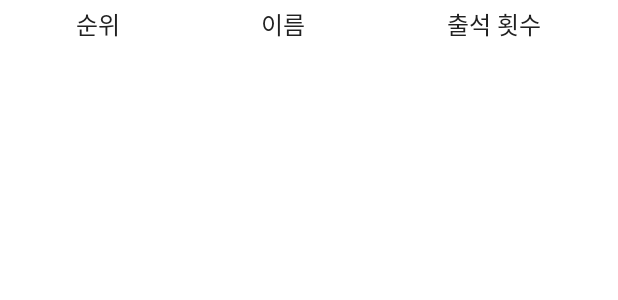
After one commit to imsong97/TNT_Attendance, an Android app: the layout include_attend_ranking_header.xml on its own in the app's theme, with its tools: preview values and no code run, on a phone screen of 412 x 824 dp. The commit adds this screen. Shown: the top 300 px of the screen. Run offline under Robolectric (Android 15) with nearby library versions, the phone set to English and light mode, and no system bars.

Commit message:
출석현황 recycler view

```diff
--- /dev/null
+++ b/app/src/main/res/layout/include_attend_ranking_header.xml
@@ -0,0 +1,41 @@
+<layout xmlns:android="http://schemas.android.com/apk/res/android"
+    xmlns:tools="http://schemas.android.com/tools">
+    <LinearLayout
+        android:layout_width="match_parent"
+        android:layout_height="wrap_content"
+        android:orientation="horizontal"
+        android:gravity="center"
+        android:padding="4dp">
+
+        <TextView
+            android:id="@+id/index"
+            android:layout_width="wrap_content"
+            android:layout_height="wrap_content"
+            android:layout_weight="1"
+            android:textSize="16sp"
+            android:gravity="center"
+            android:textColor="@color/color_212121"
+            android:text="순위"/>
+
+        <TextView
+            android:id="@+id/name"
+            android:layout_width="wrap_content"
+            android:layout_height="wrap_content"
+            android:layout_weight="1"
+            android:textSize="16sp"
+            android:gravity="center"
+            android:textColor="@color/color_212121"
+            android:text="이름"/>
+
+        <TextView
+            android:id="@+id/count"
+            android:layout_width="wrap_content"
+            android:layout_height="wrap_content"
+            android:layout_weight="1"
+            android:gravity="center"
+            android:textSize="16sp"
+            android:textColor="@color/color_212121"
+            android:text="출석 횟수"/>
+
+    </LinearLayout>
+</layout>
```
Also changed, not shown: app/src/main/java/com/tnt/attendance/attendancemain/recylcerview/RankingListAdapter.kt (added, +43 -0 lines), app/src/main/res/layout/activity_attendance.xml (+32 -0 lines), app/src/main/res/layout/item_attend_ranking_cell.xml (added, +39 -0 lines).
